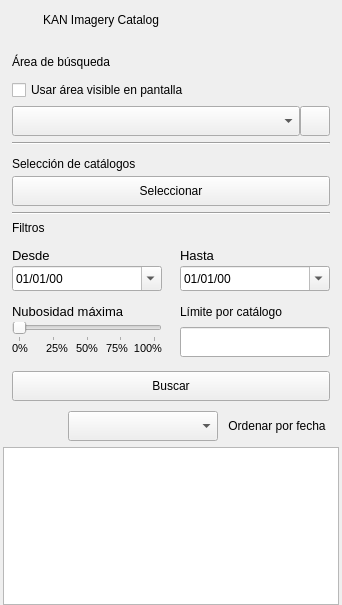
Before: the Qt Designer form src/kan_imagery_catalog_dock.ui in Kan-T-IT/QGIS-KICa, drawn with Qt 5.
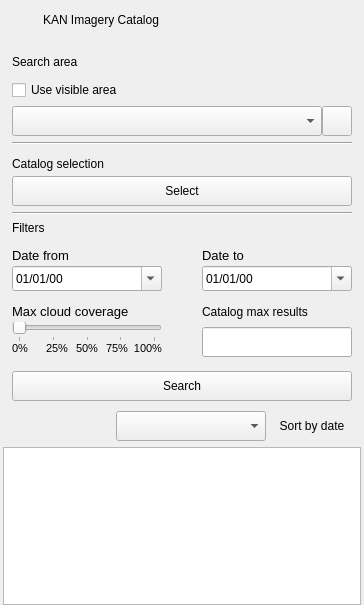
After: the same form once the commit is applied. Icons and pictures are not drawn.

```diff
--- a/src/kan_imagery_catalog_dock.ui
+++ b/src/kan_imagery_catalog_dock.ui
@@ -6,13 +6,13 @@
    <rect>
     <x>0</x>
     <y>0</y>
-    <width>342</width>
+    <width>364</width>
     <height>605</height>
    </rect>
   </property>
   <property name="minimumSize">
    <size>
-    <width>338</width>
+    <width>364</width>
     <height>572</height>
    </size>
   </property>
@@ -193,7 +193,7 @@
              <item row="0" column="0">
               <widget class="QLabel" name="lbl_search_area">
                <property name="text">
-                <string>Área de búsqueda</string>
+                <string>Search area</string>
                </property>
               </widget>
              </item>
@@ -304,7 +304,7 @@
                 <item row="0" column="0" colspan="2">
                  <widget class="QCheckBox" name="chk_search_by_dataframe">
                   <property name="text">
-                   <string>Usar área visible en pantalla</string>
+                   <string>Use visible area</string>
                   </property>
                  </widget>
                 </item>
@@ -386,7 +386,7 @@
              <item row="0" column="0">
               <widget class="QLabel" name="lbl_catalogs">
                <property name="text">
-                <string>Selección de catálogos</string>
+                <string>Catalog selection</string>
                </property>
               </widget>
              </item>
@@ -509,7 +509,7 @@
                    </size>
                   </property>
                   <property name="text">
-                   <string>Seleccionar</string>
+                   <string>Select</string>
                   </property>
                  </widget>
                 </item>
@@ -555,7 +555,7 @@
              <item row="1" column="0">
               <widget class="QLabel" name="lbl_filters">
                <property name="text">
-                <string>Filtros</string>
+                <string>Filters</string>
                </property>
               </widget>
              </item>
@@ -662,7 +662,7 @@
                    </font>
                   </property>
                   <property name="text">
-                   <string>Desde</string>
+                   <string>Date from</string>
                   </property>
                   <property name="alignment">
                    <set>Qt::AlignBottom|Qt::AlignLeading|Qt::AlignLeft</set>
@@ -698,7 +698,7 @@
                    </font>
                   </property>
                   <property name="text">
-                   <string>Hasta</string>
+                   <string>Date to</string>
                   </property>
                   <property name="alignment">
                    <set>Qt::AlignBottom|Qt::AlignLeading|Qt::AlignLeft</set>
@@ -1017,7 +1017,7 @@
                    </font>
                   </property>
                   <property name="text">
-                   <string>Nubosidad máxima</string>
+                   <string>Max cloud coverage</string>
                   </property>
                   <property name="alignment">
                    <set>Qt::AlignBottom|Qt::AlignLeading|Qt::AlignLeft</set>
@@ -1030,7 +1030,7 @@
                 <item row="2" column="2">
                  <widget class="QLabel" name="label">
                   <property name="text">
-                   <string>Límite por catálogo</string>
+                   <string>Catalog max results</string>
                   </property>
                   <property name="alignment">
                    <set>Qt::AlignBottom|Qt::AlignLeading|Qt::AlignLeft</set>
@@ -1168,7 +1168,7 @@
                 <string />
                </property>
                <property name="text">
-                <string>Buscar</string>
+                <string>Search</string>
                </property>
               </widget>
              </item>
@@ -1178,7 +1178,7 @@
                 <enum>Qt::RightToLeft</enum>
                </property>
                <property name="text">
-                <string>Ordenar por fecha</string>
+                <string>Sort by date</string>
                </property>
                <property name="icon">
                 <iconset resource="resources.qrc">
```
